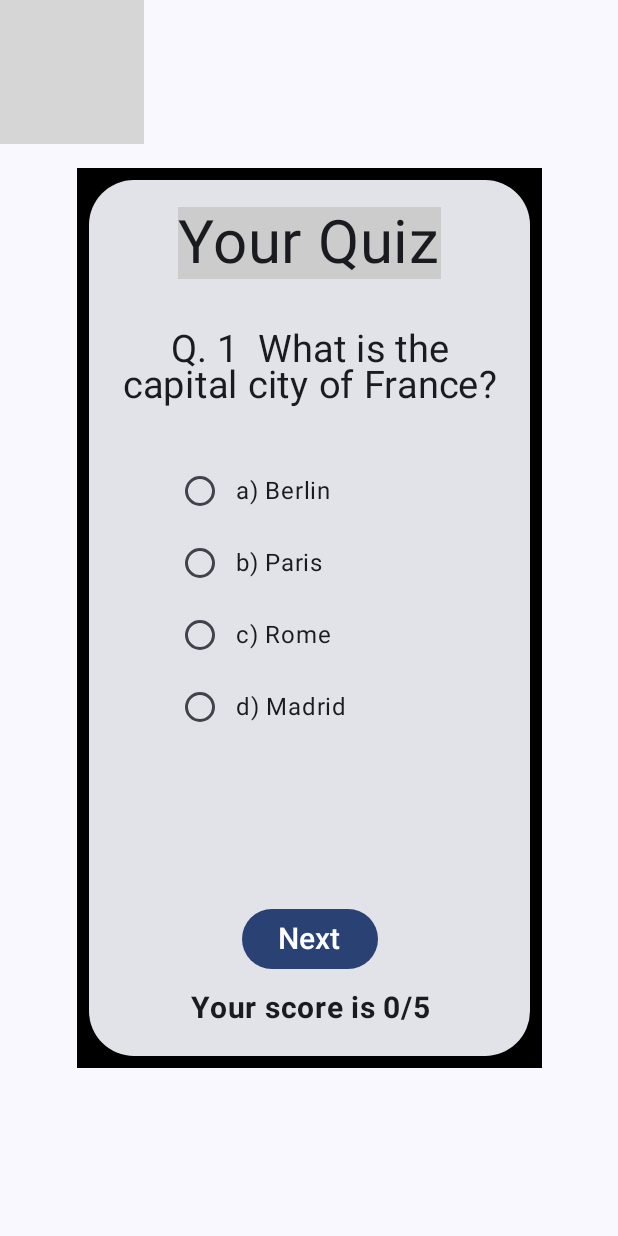
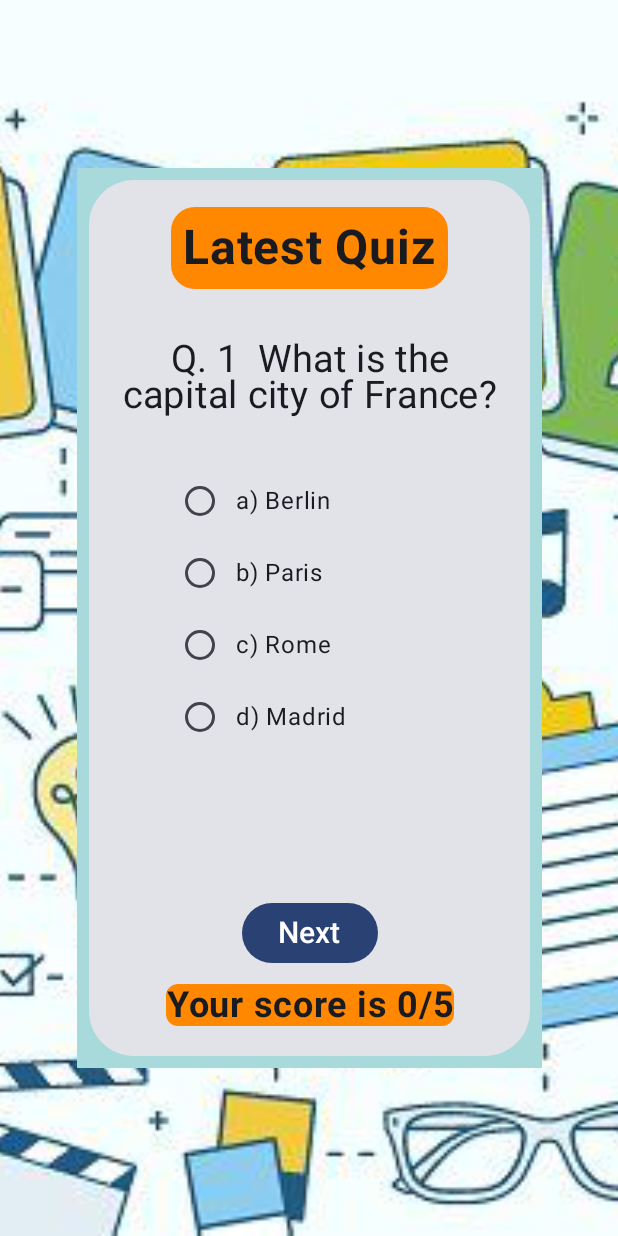
Before and after one commit to pr-Dutta/QuizApp, an Android app built with Jetpack Compose: the screen it shows after launch (MainActivity), on a phone screen of 412 x 824 dp. Run offline under Robolectric (Android 15) with nearby library versions, the phone set to English and light mode, and no system bars; grey boxes are pictures that could not be loaded.

Commit message:
UI Improvement

```diff
--- a/app/src/main/java/com/example/quizapp/MainActivity.kt
+++ b/app/src/main/java/com/example/quizapp/MainActivity.kt
@@ -22,6 +22,7 @@ import androidx.compose.material3.MaterialTheme
 import androidx.compose.material3.RadioButton
 import androidx.compose.material3.Surface
 import androidx.compose.material3.Text
+import androidx.compose.material3.contentColorFor
 import androidx.compose.runtime.Composable
 import androidx.compose.runtime.MutableState
 import androidx.compose.runtime.getValue
@@ -66,6 +67,7 @@ fun QuizUi(modifier: Modifier = Modifier) {
             painter = image,
             contentDescription = null,
             contentScale = ContentScale.Crop,       // new
+            modifier = Modifier.fillMaxSize()
         )
 
         QuizCard()
@@ -80,12 +82,13 @@ fun QuizCard(modifier: Modifier = Modifier) {
         verticalArrangement = Arrangement.Center,           // new
         horizontalAlignment = Alignment.CenterHorizontally  // new
     ) {
+        val customColorForCardBackground = Color(0xffa8dadc)
         Card(
             modifier  = Modifier
                 .size(width = 310.dp, height = 600.dp)     // new
-                .background(color = Color.Black)
+                .background(color = customColorForCardBackground)
                 .padding(8.dp),         // unexpected Improvement   new
-            shape = RoundedCornerShape(30.dp)       // new
+            shape = RoundedCornerShape(30.dp),       // new
             ) {
 
 
@@ -139,11 +142,16 @@ fun QuestionsAndOptions(
         .padding(18.dp)
     ) {
 
-        Text("Your Quiz", fontSize = 40.sp,
+        Text("Latest Quiz", fontSize = 32.sp,
             modifier = Modifier
                 .align(Alignment.CenterHorizontally)
                 // have to learn how to add hash code color
-                .background(color = Color.LightGray)
+                .background(
+                    color = Color(0xffff8800),
+                    shape = RoundedCornerShape(16.dp)
+                )
+                .padding(8.dp),
+            fontWeight = FontWeight.Bold
         )
 
         Text(
@@ -281,9 +289,13 @@ fun ResultAndButton(
         }
 
         Text("Your score is ${score}/5",
-            fontSize = 20.sp,
+            fontSize = 24.sp,
             modifier = Modifier
-                .padding(bottom = 20.dp),
+                .padding(bottom = 20.dp)
+                .background(
+                    color = Color(0xffff8800),
+                    shape = RoundedCornerShape(8.dp)
+                ),
             textAlign = TextAlign.Center,
             fontWeight = FontWeight.Bold
         )
@@ -301,15 +313,6 @@ fun QuizUiPreview() {
     }
 }
 
-/* TO-DO
-* First I have to make my app show the increased number - learn with a
-* simple app - started
-
-*  The score isn't displayed, But it wasn't displayed on the UI
-* And The score isn't staying while using mutableState of with remember */
-
-/* While I press the next button after all of the quiz completed it
-* still increments the score - (17-02-2024) - Done */
-
-/* The selected state of radio button does not dis-appear
- * when clicking the next button - (17-02-2024) - Done */
+/* One new improvement should be done ->
+* the score is increasing after the last question arrives,
+* which should not be happen because we submit it already - 20-02-2024 */
```
Also changed, not shown: app/src/main/res/drawable-nodpi/quiz_app_background.png (added), 1 other file.
